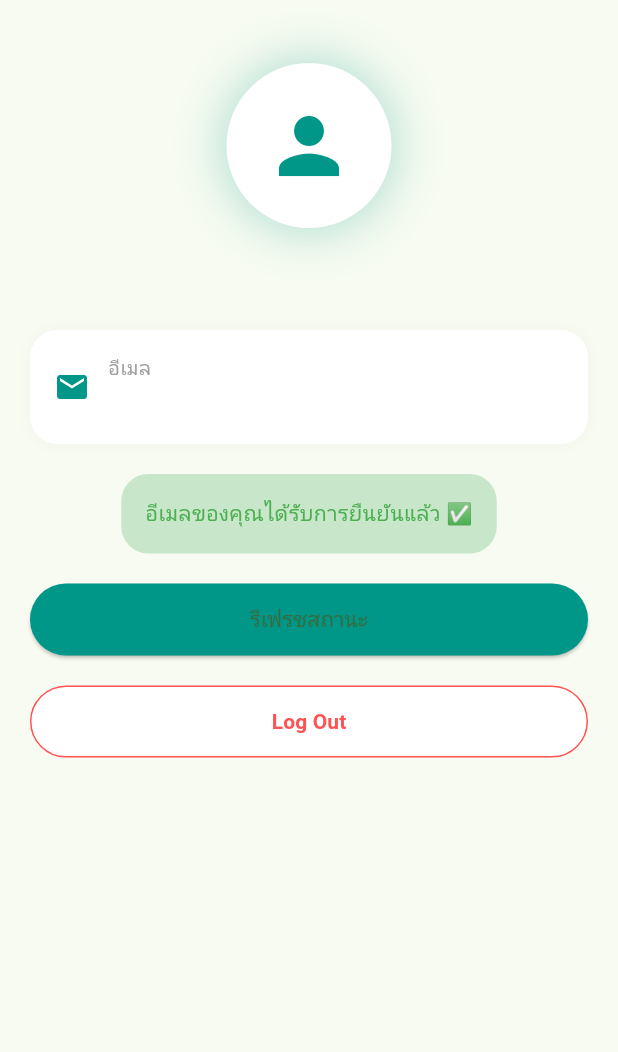
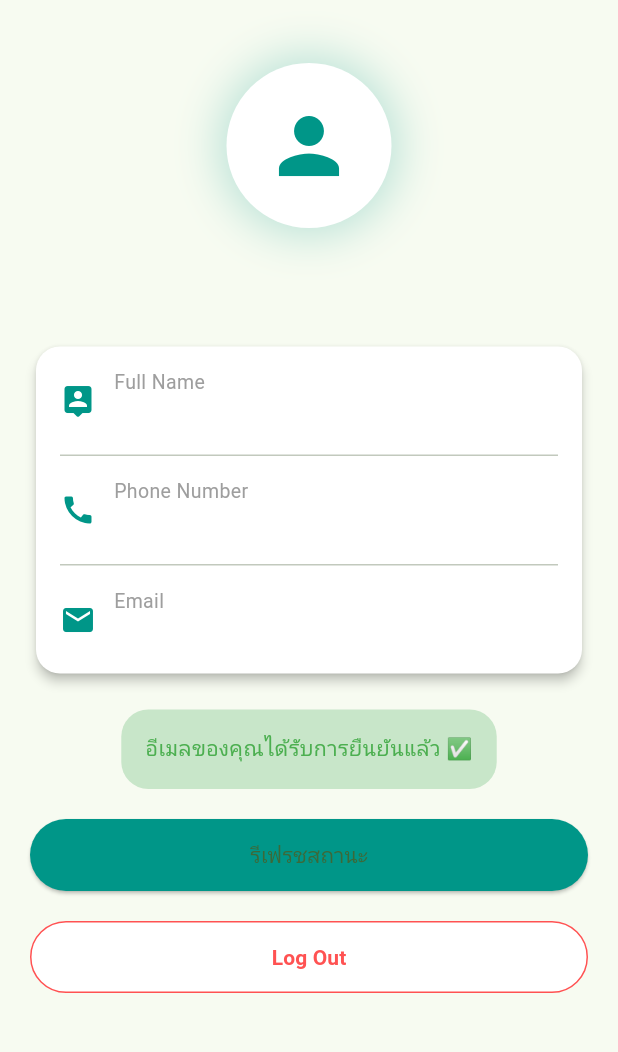
Before and after one commit to arnarock/mindcare, a Flutter app: the ProfileScreen widget shown alone on an empty page, opened directly, on a phone screen of 412 x 824 dp, the part 72-1124 px from its top. Run offline on Flutter 3.47's test engine with Material 3 defaults, Android fonts, the phone set to English and light mode, and no system bars; our stand-ins replace cloud_firestore, firebase_auth, firebase_core; accounts and stored records are empty.

Commit message:
edit profile screen add data and adjust layout

```diff
--- a/lib/features/profile/profile_screen.dart
+++ b/lib/features/profile/profile_screen.dart
@@ -1,5 +1,7 @@
 import 'package:flutter/material.dart';
 import 'package:firebase_auth/firebase_auth.dart';
+import 'package:cloud_firestore/cloud_firestore.dart';
+
 import 'package:mindcare/core/layout/app_layout.dart';
 
 class ProfileScreen extends StatefulWidget {
@@ -36,6 +38,26 @@ class _ProfileScreenState extends State<ProfileScreen> {
   Widget build(BuildContext context) {
     final user = FirebaseAuth.instance.currentUser;
 
+    return StreamBuilder<DocumentSnapshot>(
+      stream: FirebaseFirestore.instance
+            .collection('users')
+            .doc(user?.uid)
+            .snapshots(),
+      builder: (context, snapshot) {
+        if (snapshot.connectionState == ConnectionState.waiting) {
+          return const Center(child: CircularProgressIndicator());
+        }
+
+        if (!snapshot.hasData || !snapshot.data!.exists) {
+          return const Center(child: Text("ไม่พบข้อมูลผู้ใช้"));
+        }
+
+        final data = snapshot.data!.data() as Map<String, dynamic>;
+        final firstName = data['firstName'] ?? '';
+        final lastName  = data['lastName'] ?? '';
+        final fullName = "$firstName $lastName";
+        final phoneNumber = data['phone'] ?? '';
+
     return AppLayout(
       child: SingleChildScrollView(
         padding: const EdgeInsets.all(20),
@@ -70,25 +92,69 @@ class _ProfileScreenState extends State<ProfileScreen> {
             const SizedBox(height: 15),
 
             Text(
-              user?.email ?? "No Email",
+                  fullName,
               style: const TextStyle(
                 fontSize: 16,
-                fontWeight: FontWeight.w500,
+                    fontWeight: FontWeight.w600,
               ),
             ),
+                Text(
+                  user?.email ?? "-",
+                  style: const TextStyle(
+                    fontSize: 12,
+                    fontWeight: FontWeight.w400,
+                  ),
+                ),
 
-            const SizedBox(height: 30),
+                const SizedBox(height: 20),
 
-            /// ---------------- Email Card ----------------
+                Card(
+                  shape: RoundedRectangleBorder(
+                    borderRadius: BorderRadius.circular(16),
+                  ),
+                  color: Colors.white,
+                  elevation: 3,
+                  clipBehavior: Clip.antiAlias,
+                  child: Column(
+                    children: [
+
+                      _infoCard(
+                        icon: Icons.person_pin_rounded,
+                        title: "Full Name",
+                        value: fullName,
+                      ),
+
+                      const Divider(
+                        height: 1,
+                        indent: 16,
+                        endIndent: 16,
+                      ),
+
+                      _infoCard(
+                        icon: Icons.call,
+                        title: "Phone Number",
+                        value: phoneNumber,
+                      ),
+
+                      const Divider(
+                        height: 1,
+                        indent: 16,
+                        endIndent: 16,
+                      ),
+
             _infoCard(
               icon: Icons.email,
-              title: "อีเมล",
+                        title: "Email",
               value: user?.email ?? "-",
+                      ),
+                    ],
+                  ),
             ),
 
             const SizedBox(height: 20),
 
-            /// ---------------- Verification Status ----------------
+
+                // Verification Status
             if (user != null && !user.emailVerified)
               _warningCard()
             else
@@ -96,7 +162,7 @@ class _ProfileScreenState extends State<ProfileScreen> {
 
             const SizedBox(height: 20),
 
-            /// ---------------- Refresh Button ----------------
+                // Refresh Button
             SizedBox(
               width: double.infinity,
               child: ElevatedButton(
@@ -114,7 +180,7 @@ class _ProfileScreenState extends State<ProfileScreen> {
 
             const SizedBox(height: 20),
 
-            /// ---------------- Logout ----------------
+                // Logout
             SizedBox(
               width: double.infinity,
               child: ElevatedButton(
@@ -142,6 +208,8 @@ class _ProfileScreenState extends State<ProfileScreen> {
           ],
         ),
       ),
+        );
+      }
     );
   }
 
@@ -151,18 +219,8 @@ class _ProfileScreenState extends State<ProfileScreen> {
     required String title,
     required String value,
   }) {
-    return Container(
-      padding: const EdgeInsets.all(16),
-      decoration: BoxDecoration(
-        color: Colors.white,
-        borderRadius: BorderRadius.circular(18),
-        boxShadow: [
-          BoxShadow(
-            color: Colors.grey.withOpacity(0.08),
-            blurRadius: 8,
-          ),
-        ],
-      ),
+    return Padding(
+      padding: const EdgeInsets.symmetric(horizontal: 16, vertical: 14),
       child: Row(
         children: [
           Icon(icon, color: Colors.teal),
```
